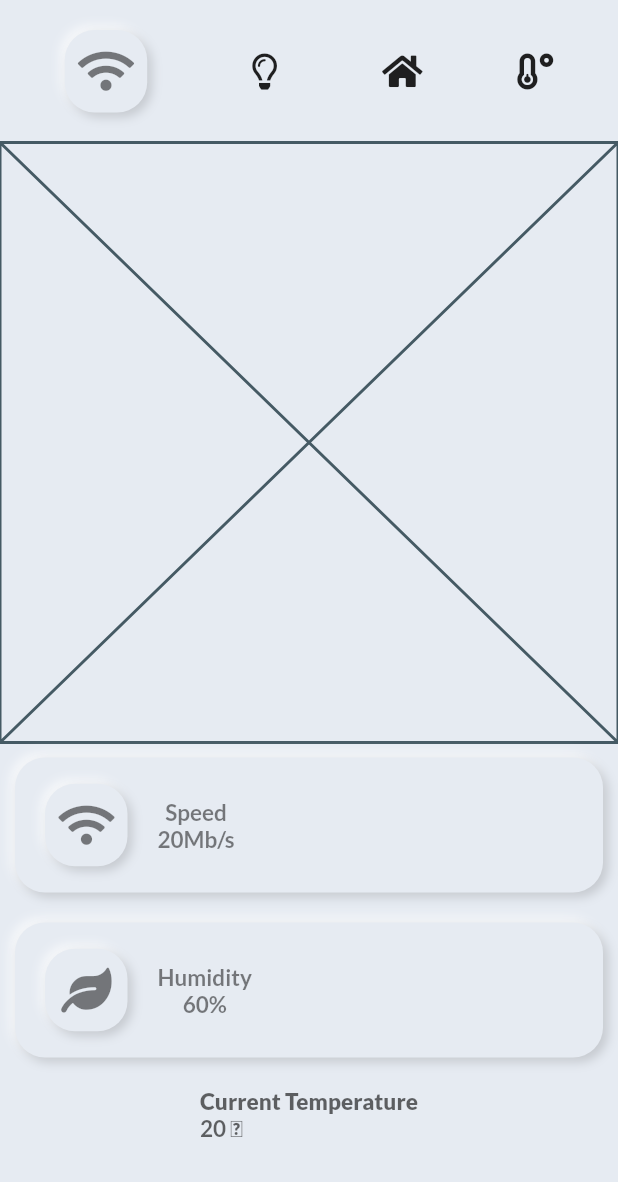
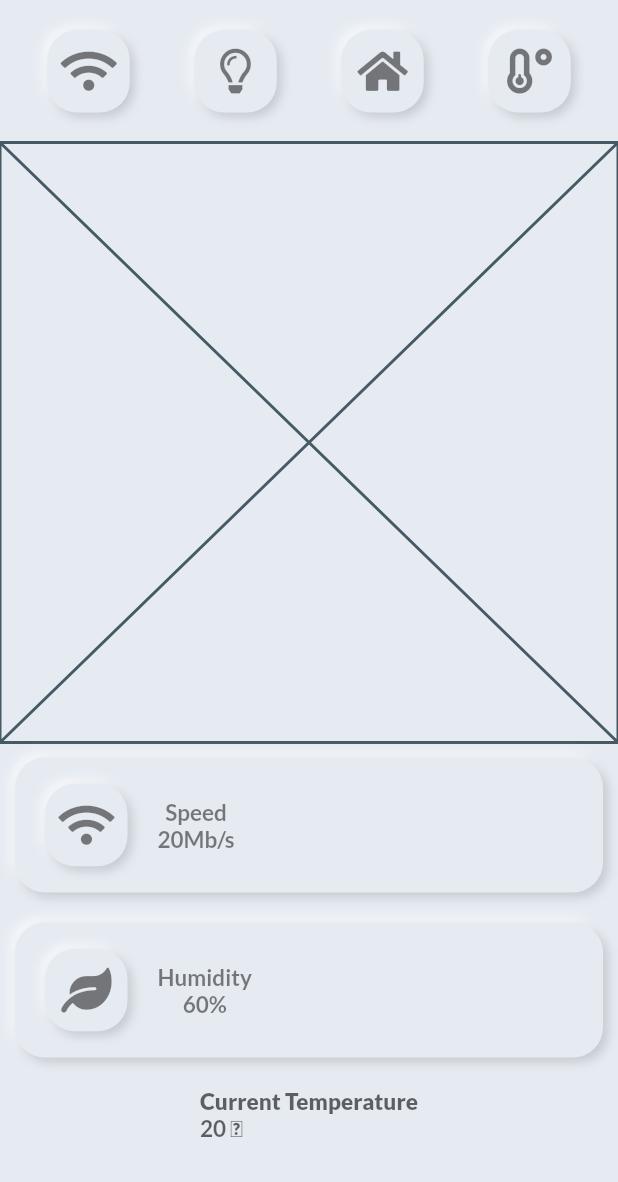
Before and after one commit to maxgdev/smart_home_app, a Flutter app: the screen it shows after launch, on a phone screen of 412 x 824 dp, the part 54-1236 px from its top. Run offline on Flutter 3.47's test engine with Material 2 defaults, Android fonts, the light colour scheme and no system bars; our stand-ins replace font_awesome_flutter, google_fonts.

Commit message:
Converted all top icons to TopIcon widget

```diff
--- a/lib/smart_home.dart
+++ b/lib/smart_home.dart
@@ -33,9 +33,36 @@ class SmartHome extends StatelessWidget {
                 iconData: FontAwesomeIcons.wifi,
                 iconSize: 30.0,
               ),
-              Icon(FontAwesomeIcons.lightbulb),
-              Icon(FontAwesomeIcons.home),
-              Icon(FontAwesomeIcons.temperatureLow),
+              TopIcon(
+                height1: 55,
+                width1: 55,
+                color: Color(0xFFe6ebf2),
+                offsetB: Offset(-2, -2),
+                offsetW: Offset(2, 2),
+                bLevel: 3.0,
+                iconData: FontAwesomeIcons.lightbulb,
+                iconSize: 30.0,
+              ),
+              TopIcon(
+                height1: 55,
+                width1: 55,
+                color: Color(0xFFe6ebf2),
+                offsetB: Offset(-2, -2),
+                offsetW: Offset(2, 2),
+                bLevel: 3.0,
+                iconData: FontAwesomeIcons.home,
+                iconSize: 30.0,
+              ),
+              TopIcon(
+                height1: 55,
+                width1: 55,
+                color: Color(0xFFe6ebf2),
+                offsetB: Offset(-2, -2),
+                offsetW: Offset(2, 2),
+                bLevel: 3.0,
+                iconData: FontAwesomeIcons.temperatureLow,
+                iconSize: 30.0,
+              ),
             ],)
           ),
           SizedBox(height: 20,),
```
